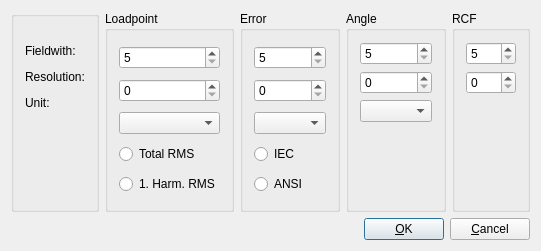
Qt form wm-common/gui/wmmeasconfigbase.ui (ZeraGmbH/wm-project) before a commit.
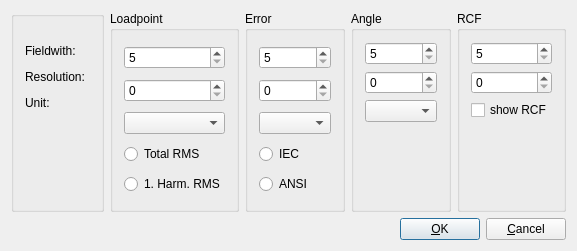
The same form after that commit.

Commit message: adds a checkbos to wmmeasconfigbase to show or hide RCF

```diff
--- a/wm-common/gui/wmmeasconfigbase.ui
+++ b/wm-common/gui/wmmeasconfigbase.ui
@@ -6,7 +6,7 @@
    <rect>
     <x>0</x>
     <y>0</y>
-    <width>541</width>
+    <width>577</width>
     <height>251</height>
    </rect>
   </property>
@@ -354,6 +354,13 @@
           </property>
          </widget>
         </item>
+        <item>
+         <widget class="QCheckBox" name="RCFshowCheckBox">
+          <property name="text">
+           <string>show RCF</string>
+          </property>
+         </widget>
+        </item>
         <item>
          <spacer name="RCFSpacer">
           <property name="orientation">
```
The commit also changes 4 other files.
